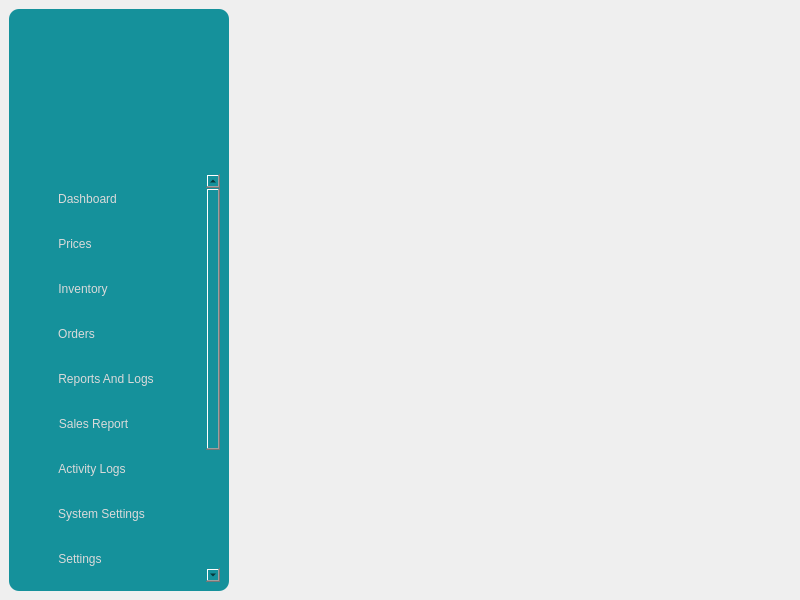
The window that app/src/ui/final_ui/main_window.ui (Kazu0210/Inventory-System) describes before a commit, drawn with Qt 5.
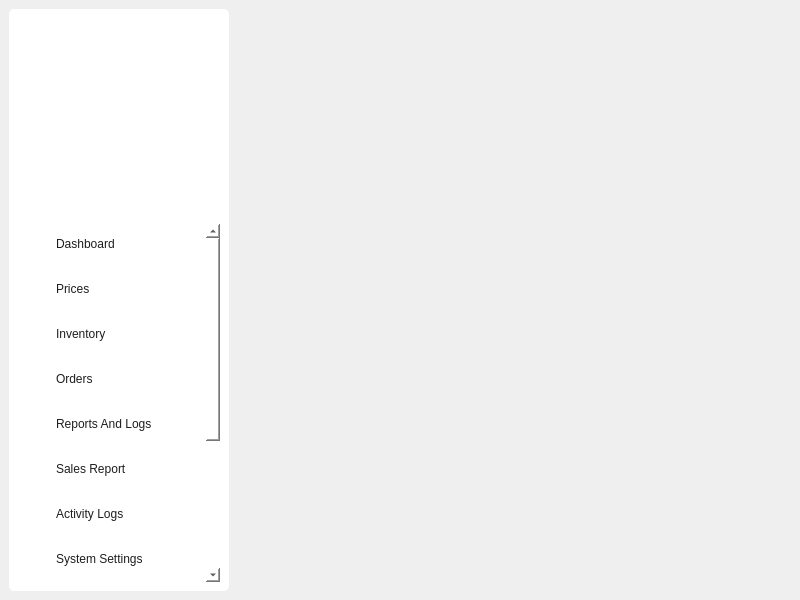
The same window after the commit. Icons and pictures are not drawn.

What changed in the file:
```diff
--- a/app/src/ui/final_ui/main_window.ui
+++ b/app/src/ui/final_ui/main_window.ui
@@ -40,8 +40,8 @@
        </size>
       </property>
       <property name="styleSheet">
-       <string notr="true">background-color: #15919B;
-border-radius: 10px</string>
+       <string notr="true">background-color: #fff;
+border-radius: 5px</string>
       </property>
       <property name="frameShape">
        <enum>QFrame::StyledPanel</enum>
@@ -61,13 +61,13 @@
          <property name="minimumSize">
           <size>
            <width>0</width>
-           <height>100</height>
+           <height>180</height>
           </size>
          </property>
          <property name="maximumSize">
           <size>
            <width>16777215</width>
-           <height>150</height>
+           <height>200</height>
           </size>
          </property>
          <property name="frameShape">
@@ -124,8 +124,9 @@
          </property>
          <property name="styleSheet">
           <string notr="true">*{
-font: 63 10pt &quot;Noto Sans SemiBold&quot;;
-color: #DADADA;
+;
+	font: 87 10pt &quot;Noto Sans Black&quot;;
+color: #1E1E1E;
 }
 QScrollBar:hover{
  cursor: pointer;
@@ -176,9 +177,15 @@
             <x>0</x>
             <y>0</y>
             <width>188</width>
-            <height>590</height>
+            <height>580</height>
            </rect>
           </property>
+          <property name="sizePolicy">
+           <sizepolicy hsizetype="Expanding" vsizetype="Expanding">
+            <horstretch>0</horstretch>
+            <verstretch>0</verstretch>
+           </sizepolicy>
+          </property>
           <property name="cursor">
            <cursorShape>ArrowCursor</cursorShape>
           </property>
@@ -186,26 +193,53 @@
            <string notr="true"/>
           </property>
           <layout class="QVBoxLayout" name="verticalLayout_3">
+           <property name="spacing">
+            <number>5</number>
+           </property>
            <property name="leftMargin">
-            <number>5</number>
+            <number>0</number>
            </property>
            <property name="topMargin">
-            <number>5</number>
+            <number>0</number>
            </property>
            <property name="rightMargin">
-            <number>5</number>
+            <number>0</number>
            </property>
            <property name="bottomMargin">
-            <number>5</number>
+            <number>0</number>
            </property>
            <item alignment="Qt::AlignLeft|Qt::AlignTop">
             <widget class="QFrame" name="frame_2">
+             <property name="sizePolicy">
+              <sizepolicy hsizetype="Expanding" vsizetype="Expanding">
+               <horstretch>0</horstretch>
+               <verstretch>0</verstretch>
+              </sizepolicy>
+             </property>
+             <property name="minimumSize">
+              <size>
+               <width>185</width>
+               <height>0</height>
+              </size>
+             </property>
+             <property name="maximumSize">
+              <size>
+               <width>185</width>
+               <height>16777215</height>
+              </size>
+             </property>
              <property name="styleSheet">
               <string notr="true">#frame_2 QFrame:hover{
-background-color: #0A7075;
+background-color: #A8D5BA;
 }
-QPushButton, QLabel{
+QPushButton, QLabel, QFrame{
 background-color: transparent;
+}
+QPushButton{
+text-align: left;
+}
+QPushButton:pressed ~ QFrame{
+background-color: #228B22;
 }</string>
              </property>
              <property name="frameShape">
@@ -232,6 +266,12 @@
               </property>
               <item>
                <widget class="QFrame" name="frame_4">
+                <property name="sizePolicy">
+                 <sizepolicy hsizetype="Expanding" vsizetype="Expanding">
+                  <horstretch>0</horstretch>
+                  <verstretch>0</verstretch>
+                 </sizepolicy>
+                </property>
                 <property name="minimumSize">
                  <size>
                   <width>0</width>
@@ -255,7 +295,31 @@
                 </property>
                 <layout class="QHBoxLayout" name="horizontalLayout_2">
                  <property name="spacing">
-                  <number>6</number>
+                  <number>0</number>
+                 </property>
+                 <property name="leftMargin">
+                  <number>0</number>
+                 </property>
+                 <property name="topMargin">
+                  <number>0</number>
+                 </property>
+                 <property name="rightMargin">
+                  <number>0</number>
+                 </property>
+                 <property name="bottomMargin">
+                  <number>0</number>
+                 </property>
+                 <item>
+                  <widget class="QFrame" name="frame_17">
+                   <property name="frameShape">
+                    <enum>QFrame::StyledPanel</enum>
+                   </property>
+                   <property name="frameShadow">
+                    <enum>QFrame::Raised</enum>
+                   </property>
+                   <layout class="QHBoxLayout" name="horizontalLayout_15">
+                    <property name="spacing">
+                     <number>0</number>
                  </property>
                  <property name="leftMargin">
                   <number>9</number>
@@ -297,14 +361,29 @@
                    </property>
                   </widget>
                  </item>
-                 <item alignment="Qt::AlignLeft">
+                   </layout>
+                  </widget>
+                 </item>
+                 <item>
                   <widget class="QPushButton" name="dashboard_pushButton">
+                   <property name="sizePolicy">
+                    <sizepolicy hsizetype="Expanding" vsizetype="Expanding">
+                     <horstretch>0</horstretch>
+                     <verstretch>0</verstretch>
+                    </sizepolicy>
+                   </property>
                    <property name="cursor">
                     <cursorShape>PointingHandCursor</cursorShape>
                    </property>
+                   <property name="layoutDirection">
+                    <enum>Qt::LeftToRight</enum>
+                   </property>
                    <property name="text">
                     <string>Dashboard</string>
                    </property>
+                   <property name="flat">
+                    <bool>false</bool>
+                   </property>
                   </widget>
                  </item>
                 </layout>
@@ -331,6 +410,33 @@
                  <enum>QFrame::Raised</enum>
                 </property>
                 <layout class="QHBoxLayout" name="horizontalLayout_3">
+                 <property name="spacing">
+                  <number>0</number>
+                 </property>
+                 <property name="leftMargin">
+                  <number>0</number>
+                 </property>
+                 <property name="topMargin">
+                  <number>0</number>
+                 </property>
+                 <property name="rightMargin">
+                  <number>0</number>
+                 </property>
+                 <property name="bottomMargin">
+                  <number>0</number>
+                 </property>
+                 <item alignment="Qt::AlignLeft">
+                  <widget class="QFrame" name="frame_18">
+                   <property name="frameShape">
+                    <enum>QFrame::StyledPanel</enum>
+                   </property>
+                   <property name="frameShadow">
+                    <enum>QFrame::Raised</enum>
+                   </property>
+                   <layout class="QHBoxLayout" name="horizontalLayout_16">
+                    <property name="spacing">
+                     <number>0</number>
+                    </property>
                  <item>
                   <widget class="QLabel" name="prices_logo">
                    <property name="minimumSize">
@@ -356,8 +462,17 @@
                    </property>
                   </widget>
                  </item>
-                 <item alignment="Qt::AlignLeft">
+                   </layout>
+                  </widget>
+                 </item>
+                 <item>
                   <widget class="QPushButton" name="prices_pushButton">
+                   <property name="sizePolicy">
+                    <sizepolicy hsizetype="Expanding" vsizetype="Expanding">
+                     <horstretch>0</horstretch>
+                     <verstretch>0</verstretch>
+                    </sizepolicy>
+                   </property>
                    <property name="cursor">
                     <cursorShape>PointingHandCursor</cursorShape>
                    </property>
@@ -390,6 +505,30 @@
                  <enum>QFrame::Raised</enum>
                 </property>
                 <layout class="QHBoxLayout" name="horizontalLayout_4">
+                 <property name="spacing">
+                  <number>0</number>
+                 </property>
+                 <property name="leftMargin">
+                  <number>0</number>
+                 </property>
+                 <property name="topMargin">
+                  <number>0</number>
+                 </property>
+                 <property name="rightMargin">
+                  <number>0</number>
+                 </property>
+                 <property name="bottomMargin">
+                  <number>0</number>
+                 </property>
+                 <item alignment="Qt::AlignLeft">
+                  <widget class="QFrame" name="frame_19">
+                   <property name="frameShape">
+                    <enum>QFrame::StyledPanel</enum>
+                   </property>
+                   <property name="frameShadow">
+                    <enum>QFrame::Raised</enum>
+                   </property>
+                   <layout class="QHBoxLayout" name="horizontalLayout_17">
                  <item>
                   <widget class="QLabel" name="inventory_logo">
                    <property name="minimumSize">
@@ -415,8 +554,17 @@
                    </property>
                   </widget>
                  </item>
-                 <item alignment="Qt::AlignLeft">
+                   </layout>
+                  </widget>
+                 </item>
+                 <item>
                   <widget class="QPushButton" name="inventory_pushButton">
+                   <property name="sizePolicy">
+                    <sizepolicy hsizetype="Expanding" vsizetype="Expanding">
+                     <horstretch>0</horstretch>
+                     <verstretch>0</verstretch>
+                    </sizepolicy>
+                   </property>
                    <property name="cursor">
                     <cursorShape>PointingHandCursor</cursorShape>
                    </property>
@@ -449,6 +597,30 @@
                  <enum>QFrame::Raised</enum>
                 </property>
                 <layout class="QHBoxLayout" name="horizontalLayout_5">
+                 <property name="spacing">
+                  <number>0</number>
+                 </property>
+                 <property name="leftMargin">
+                  <number>0</number>
+                 </property>
+                 <property name="topMargin">
+                  <number>0</number>
+                 </property>
+                 <property name="rightMargin">
+                  <number>0</number>
+                 </property>
+                 <property name="bottomMargin">
+                  <number>0</number>
+                 </property>
+                 <item alignment="Qt::AlignLeft">
+                  <widget class="QFrame" name="frame_20">
+                   <property name="frameShape">
+                    <enum>QFrame::StyledPanel</enum>
+                   </property>
+                   <property name="frameShadow">
+                    <enum>QFrame::Raised</enum>
+                   </property>
+                   <layout class="QHBoxLayout" name="horizontalLayout_18">
                  <item>
                   <widget class="QLabel" name="orders_logo">
                    <property name="minimumSize">
@@ -474,8 +646,17 @@
                    </property>
                   </widget>
                  </item>
-                 <item alignment="Qt::AlignLeft">
+                   </layout>
+                  </widget>
+                 </item>
+                 <item>
                   <widget class="QPushButton" name="orders_pushButton">
+                   <property name="sizePolicy">
+                    <sizepolicy hsizetype="Expanding" vsizetype="Expanding">
+                     <horstretch>0</horstretch>
+                     <verstretch>0</verstretch>
+                    </sizepolicy>
+                   </property>
                    <property name="cursor">
                     <cursorShape>PointingHandCursor</cursorShape>
                    </property>
@@ -508,6 +689,30 @@
                  <enum>QFrame::Raised</enum>
                 </property>
                 <layout class="QHBoxLayout" name="horizontalLayout_6">
+                 <property name="spacing">
+                  <number>0</number>
+                 </property>
+                 <property name="leftMargin">
+                  <number>0</number>
+                 </property>
+                 <property name="topMargin">
+                  <number>0</number>
+                 </property>
+                 <property name="rightMargin">
+                  <number>0</number>
+                 </property>
+                 <property name="bottomMargin">
+                  <number>0</number>
+                 </property>
+                 <item alignment="Qt::AlignLeft">
+                  <widget class="QFrame" name="frame_21">
+                   <property name="frameShape">
+                    <enum>QFrame::StyledPanel</enum>
+                   </property>
+                   <property name="frameShadow">
+                    <enum>QFrame::Raised</enum>
+                   </property>
+                   <layout class="QHBoxLayout" name="horizontalLayout_19">
                  <item>
                   <widget class="QLabel" name="reports_logs_logo">
                    <property name="minimumSize">
@@ -533,8 +738,17 @@
                    </property>
                   </widget>
                  </item>
-                 <item alignment="Qt::AlignLeft">
+                   </layout>
+                  </widget>
+                 </item>
+                 <item>
                   <widget class="QPushButton" name="reportsLogs_pushButton">
+                   <property name="sizePolicy">
+                    <sizepolicy hsizetype="Expanding" vsizetype="Expanding">
+                     <horstretch>0</horstretch>
+                     <verstretch>0</verstretch>
+                    </sizepolicy>
+                   </property>
                    <property name="cursor">
                     <cursorShape>PointingHandCursor</cursorShape>
                    </property>
@@ -567,6 +781,30 @@
                  <enum>QFrame::Raised</enum>
                 </property>
                 <layout class="QHBoxLayout" name="horizontalLayout_7">
+                 <property name="spacing">
+                  <number>0</number>
+                 </property>
+                 <property name="leftMargin">
+                  <number>0</number>
+                 </property>
+                 <property name="topMargin">
+                  <number>0</number>
+                 </property>
+                 <property name="rightMargin">
+                  <number>0</number>
+                 </property>
+                 <property name="bottomMargin">
+                  <number>0</number>
+                 </property>
+                 <item alignment="Qt::AlignLeft">
+                  <widget class="QFrame" name="frame_22">
+                   <property name="frameShape">
+                    <enum>QFrame::StyledPanel</enum>
+                   </property>
+                   <property name="frameShadow">
+                    <enum>QFrame::Raised</enum>
+                   </property>
+                   <layout class="QHBoxLayout" name="horizontalLayout_20">
                  <item>
                   <widget class="QLabel" name="sales_report_logo">
                    <property name="minimumSize">
@@ -592,8 +830,17 @@
                    </property>
                   </widget>
                  </item>
-                 <item alignment="Qt::AlignLeft">
+                   </layout>
+                  </widget>
+                 </item>
+                 <item>
                   <widget class="QPushButton" name="salesReport_pushButton">
+                   <property name="sizePolicy">
+                    <sizepolicy hsizetype="Expanding" vsizetype="Expanding">
+                     <horstretch>0</horstretch>
+                     <verstretch>0</verstretch>
+                    </sizepolicy>
+                   </property>
                    <property name="cursor">
                     <cursorShape>PointingHandCursor</cursorShape>
                    </property>
@@ -626,6 +873,30 @@
                  <enum>QFrame::Raised</enum>
                 </property>
                 <layout class="QHBoxLayout" name="horizontalLayout_8">
+                 <property name="spacing">
+                  <number>0</number>
+                 </property>
+                 <property name="leftMargin">
+                  <number>0</number>
+                 </property>
+                 <property name="topMargin">
+                  <number>0</number>
+                 </property>
+                 <property name="rightMargin">
+                  <number>0</number>
+                 </property>
+                 <property name="bottomMargin">
+                  <number>0</number>
+                 </property>
+                 <item alignment="Qt::AlignLeft">
+                  <widget class="QFrame" name="frame_23">
+                   <property name="frameShape">
+                    <enum>QFrame::StyledPanel</enum>
+                   </property>
+                   <property name="frameShadow">
+                    <enum>QFrame::Raised</enum>
+                   </property>
+                   <layout class="QHBoxLayout" name="horizontalLayout_21">
                  <item>
                   <widget class="QLabel" name="activity_logs_logo">
                    <property name="minimumSize">
@@ -651,8 +922,17 @@
                    </property>
                   </widget>
                  </item>
-                 <item alignment="Qt::AlignLeft">
+                   </layout>
+                  </widget>
+                 </item>
+                 <item>
                   <widget class="QPushButton" name="activityLogs_pushButton">
+                   <property name="sizePolicy">
+                    <sizepolicy hsizetype="Expanding" vsizetype="Expanding">
+                     <horstretch>0</horstretch>
+                     <verstretch>0</verstretch>
+                    </sizepolicy>
+                   </property>
                    <property name="cursor">
                     <cursorShape>PointingHandCursor</cursorShape>
                    </property>
@@ -685,6 +965,30 @@
                  <enum>QFrame::Raised</enum>
                 </property>
                 <layout class="QHBoxLayout" name="horizontalLayout_9">
+                 <property name="spacing">
+                  <number>0</number>
+                 </property>
+                 <property name="leftMargin">
+                  <number>0</number>
+                 </property>
+                 <property name="topMargin">
+                  <number>0</number>
+                 </property>
+                 <property name="rightMargin">
+                  <number>0</number>
+                 </property>
+                 <property name="bottomMargin">
+                  <number>0</number>
+                 </property>
+                 <item alignment="Qt::AlignLeft">
+                  <widget class="QFrame" name="frame_24">
+                   <property name="frameShape">
+                    <enum>QFrame::StyledPanel</enum>
+                   </property>
+                   <property name="frameShadow">
+                    <enum>QFrame::Raised</enum>
+                   </property>
+                   <layout class="QHBoxLayout" name="horizontalLayout_22">
                  <item>
                   <widget class="QLabel" name="system_settings_logo">
                    <property name="minimumSize">
@@ -710,8 +1014,17 @@
                    </property>
                   </widget>
                  </item>
-                 <item alignment="Qt::AlignLeft">
+                   </layout>
+                  </widget>
+                 </item>
+                 <item>
                   <widget class="QPushButton" name="systemSettings_pushButton">
+                   <property name="sizePolicy">
+                    <sizepolicy hsizetype="Expanding" vsizetype="Expanding">
+                     <horstretch>0</horstretch>
+                     <verstretch>0</verstretch>
+                    </sizepolicy>
+                   </property>
                    <property name="cursor">
                     <cursorShape>PointingHandCursor</cursorShape>
                    </property>
@@ -744,6 +1057,30 @@
                  <enum>QFrame::Raised</enum>
                 </property>
                 <layout class="QHBoxLayout" name="horizontalLayout_10">
+                 <property name="spacing">
+                  <number>0</number>
+                 </property>
+                 <property name="leftMargin">
+                  <number>0</number>
+                 </property>
+                 <property name="topMargin">
+                  <number>0</number>
+                 </property>
+                 <property name="rightMargin">
+                  <number>0</number>
+                 </property>
+                 <property name="bottomMargin">
+                  <number>0</number>
+                 </property>
+                 <item alignment="Qt::AlignLeft">
+                  <widget class="QFrame" name="frame_25">
+                   <property name="frameShape">
+                    <enum>QFrame::StyledPanel</enum>
+                   </property>
+                   <property name="frameShadow">
+                    <enum>QFrame::Raised</enum>
+                   </property>
+                   <layout class="QHBoxLayout" name="horizontalLayout_23">
                  <item>
                   <widget class="QLabel" name="settings_logo">
                    <property name="minimumSize">
@@ -769,8 +1106,17 @@
                    </property>
                   </widget>
                  </item>
-                 <item alignment="Qt::AlignLeft">
+                   </layout>
+                  </widget>
+                 </item>
+                 <item>
                   <widget class="QPushButton" name="settings_pushButton">
+                   <property name="sizePolicy">
+                    <sizepolicy hsizetype="Expanding" vsizetype="Expanding">
+                     <horstretch>0</horstretch>
+                     <verstretch>0</verstretch>
+                    </sizepolicy>
+                   </property>
                    <property name="cursor">
                     <cursorShape>PointingHandCursor</cursorShape>
                    </property>
@@ -803,6 +1149,30 @@
                  <enum>QFrame::Raised</enum>
                 </property>
                 <layout class="QHBoxLayout" name="horizontalLayout_11">
+                 <property name="spacing">
+                  <number>0</number>
+                 </property>
+                 <property name="leftMargin">
+                  <number>0</number>
+                 </property>
+                 <property name="topMargin">
+                  <number>0</number>
+                 </property>
+                 <property name="rightMargin">
+                  <number>0</number>
+                 </property>
+                 <property name="bottomMargin">
+                  <number>0</number>
+                 </property>
+                 <item alignment="Qt::AlignLeft">
+                  <widget class="QFrame" name="frame_26">
+                   <property name="frameShape">
+                    <enum>QFrame::StyledPanel</enum>
+                   </property>
+                   <property name="frameShadow">
+                    <enum>QFrame::Raised</enum>
+                   </property>
+                   <layout class="QHBoxLayout" name="horizontalLayout_24">
                  <item>
                   <widget class="QLabel" name="backup_restore_logo">
                    <property name="minimumSize">
@@ -828,8 +1198,17 @@
                    </property>
                   </widget>
                  </item>
+                   </layout>
+                  </widget>
+                 </item>
                  <item>
                   <widget class="QPushButton" name="backupRestore_pushButton">
+                   <property name="sizePolicy">
+                    <sizepolicy hsizetype="Expanding" vsizetype="Expanding">
+                     <horstretch>0</horstretch>
+                     <verstretch>0</verstretch>
+                    </sizepolicy>
+                   </property>
                    <property name="cursor">
                     <cursorShape>PointingHandCursor</cursorShape>
                    </property>
@@ -839,8 +1218,6 @@
                   </widget>
                  </item>
                 </layout>
-                <zorder>backupRestore_pushButton</zorder>
-                <zorder>backup_restore_logo</zorder>
                </widget>
               </item>
               <item>
@@ -864,6 +1241,30 @@
                  <enum>QFrame::Raised</enum>
                 </property>
                 <layout class="QHBoxLayout" name="horizontalLayout_12">
+                 <property name="spacing">
+                  <number>0</number>
+                 </property>
+                 <property name="leftMargin">
+                  <number>0</number>
+                 </property>
+                 <property name="topMargin">
+                  <number>0</number>
+                 </property>
+                 <property name="rightMargin">
+                  <number>0</number>
+                 </property>
+                 <property name="bottomMargin">
+                  <number>0</number>
+                 </property>
+                 <item alignment="Qt::AlignLeft">
+                  <widget class="QFrame" name="frame_27">
+                   <property name="frameShape">
+                    <enum>QFrame::StyledPanel</enum>
+                   </property>
+                   <property name="frameShadow">
+                    <enum>QFrame::Raised</enum>
+                   </property>
+                   <layout class="QHBoxLayout" name="horizontalLayout_25">
                  <item>
                   <widget class="QLabel" name="archive_logo">
                    <property name="minimumSize">
@@ -889,8 +1290,17 @@
                    </property>
                   </widget>
                  </item>
-                 <item alignment="Qt::AlignLeft">
+                   </layout>
+                  </widget>
+                 </item>
+                 <item>
                   <widget class="QPushButton" name="archive_pushButton">
+                   <property name="sizePolicy">
+                    <sizepolicy hsizetype="Expanding" vsizetype="Expanding">
+                     <horstretch>0</horstretch>
+                     <verstretch>0</verstretch>
+                    </sizepolicy>
+                   </property>
                    <property name="cursor">
                     <cursorShape>PointingHandCursor</cursorShape>
                    </property>
@@ -923,6 +1333,30 @@
                  <enum>QFrame::Raised</enum>
                 </property>
                 <layout class="QHBoxLayout" name="horizontalLayout_13">
+                 <property name="spacing">
+                  <number>0</number>
+                 </property>
+                 <property name="leftMargin">
+                  <number>0</number>
+                 </property>
+                 <property name="topMargin">
+                  <number>0</number>
+                 </property>
+                 <property name="rightMargin">
+                  <number>0</number>
+                 </property>
+                 <property name="bottomMargin">
+                  <number>0</number>
+                 </property>
+                 <item alignment="Qt::AlignLeft">
+                  <widget class="QFrame" name="frame_28">
+                   <property name="frameShape">
+                    <enum>QFrame::StyledPanel</enum>
+                   </property>
+                   <property name="frameShadow">
+                    <enum>QFrame::Raised</enum>
+                   </property>
+                   <layout class="QHBoxLayout" name="horizontalLayout_26">
                  <item>
                   <widget class="QLabel" name="accounts_logo">
                    <property name="minimumSize">
@@ -948,8 +1382,17 @@
                    </property>
                   </widget>
                  </item>
-                 <item alignment="Qt::AlignLeft">
+                   </layout>
+                  </widget>
+                 </item>
+                 <item>
                   <widget class="QPushButton" name="accounts_pushButton">
+                   <property name="sizePolicy">
+                    <sizepolicy hsizetype="Expanding" vsizetype="Expanding">
+                     <horstretch>0</horstretch>
+                     <verstretch>0</verstretch>
+                    </sizepolicy>
+                   </property>
                    <property name="cursor">
                     <cursorShape>PointingHandCursor</cursorShape>
                    </property>
@@ -982,6 +1425,30 @@
                  <enum>QFrame::Raised</enum>
                 </property>
                 <layout class="QHBoxLayout" name="horizontalLayout_14">
+                 <property name="spacing">
+                  <number>0</number>
+                 </property>
+                 <property name="leftMargin">
+                  <number>0</number>
+                 </property>
+                 <property name="topMargin">
+                  <number>0</number>
+                 </property>
+                 <property name="rightMargin">
+                  <number>0</number>
+                 </property>
+                 <property name="bottomMargin">
+                  <number>0</number>
+                 </property>
+                 <item alignment="Qt::AlignLeft">
+                  <widget class="QFrame" name="frame_29">
+                   <property name="frameShape">
+                    <enum>QFrame::StyledPanel</enum>
+                   </property>
+                   <property name="frameShadow">
+                    <enum>QFrame::Raised</enum>
+                   </property>
+                   <layout class="QHBoxLayout" name="horizontalLayout_27">
                  <item>
                   <widget class="QLabel" name="logout_logo">
                    <property name="minimumSize">
@@ -1007,8 +1474,17 @@
                    </property>
                   </widget>
                  </item>
-                 <item alignment="Qt::AlignLeft">
+                   </layout>
+                  </widget>
+                 </item>
+                 <item>
                   <widget class="QPushButton" name="logout_pushButton">
+                   <property name="sizePolicy">
+                    <sizepolicy hsizetype="Expanding" vsizetype="Expanding">
+                     <horstretch>0</horstretch>
+                     <verstretch>0</verstretch>
+                    </sizepolicy>
+                   </property>
                    <property name="cursor">
                     <cursorShape>PointingHandCursor</cursorShape>
                    </property>
```
Lines whose indentation alone changed are shown as unchanged.
